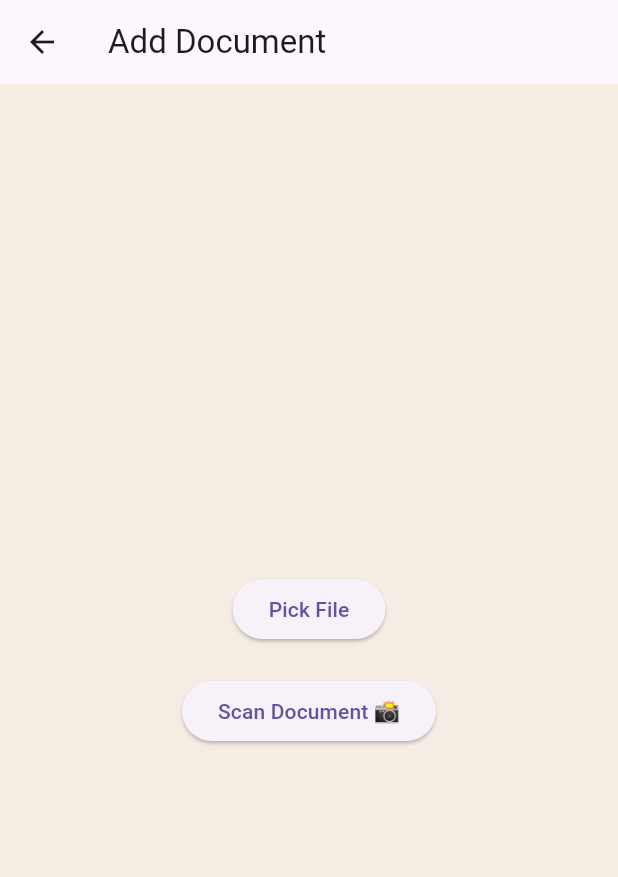
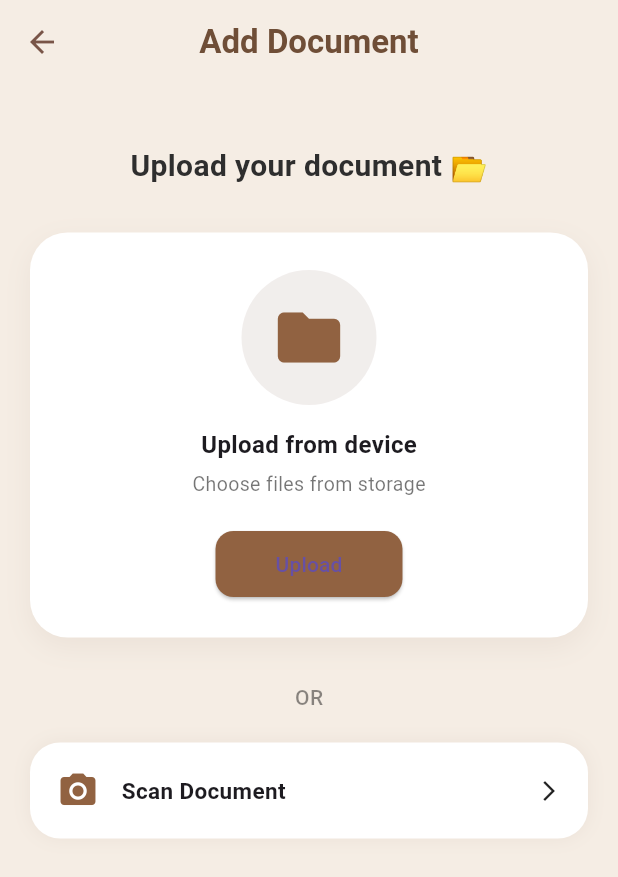
Before and after one commit to tanyagarg88/evidence-locker, a Flutter app: the screen it shows after launch, after a tap on the "add" icon, on a phone screen of 412 x 824 dp. Shown: the top 877 px of the screen. Run offline on Flutter 3.47's test engine with Material 3 defaults, Android fonts, the phone set to English and light mode, and no system bars; our stand-ins replace file_picker, hive, hive_flutter, image_picker, open_file; missing offline and left inert: google_mlkit_text_recognition; accounts and stored records are empty.

Commit message:
Enhanced document upload experience with improved UI and fixed data persistence iss

```diff
--- a/lib/screens/add_document_screen.dart
+++ b/lib/screens/add_document_screen.dart
@@ -115,21 +115,151 @@ class _AddDocumentScreenState extends State<AddDocumentScreen> {
   @override
   Widget build(BuildContext context) {
     return Scaffold(
+      backgroundColor: const Color(0xFFF5EDE4),
+
       appBar: AppBar(
-        title: const Text("Add Document"),
+        backgroundColor: Colors.transparent,
+        elevation: 0,
+        iconTheme: const IconThemeData(color: Colors.brown),
+        title: const Text(
+          "Add Document",
+          style: TextStyle(
+            color: Color(0xFF6F4E37),
+            fontWeight: FontWeight.bold,
+          ),
+        ),
+        centerTitle: true,
       ),
-      body: Center(
+
+      body: Padding(
+        padding: const EdgeInsets.all(20),
         child: Column(
-          mainAxisAlignment: MainAxisAlignment.center,
+          crossAxisAlignment: CrossAxisAlignment.center,
           children: [
-            ElevatedButton(
-              onPressed: pickFile,
-              child: const Text("Pick File"),
+
+            const SizedBox(height: 20),
+
+            const Text(
+              "Upload your document 📂",
+              style: TextStyle(
+                fontSize: 20,
+                fontWeight: FontWeight.w600,
+                color: Color(0xFF2E2E2E),
+              ),
             ),
+
+            const SizedBox(height: 30),
+            Container(
+              width: double.infinity,
+              padding: const EdgeInsets.all(25),
+              decoration: BoxDecoration(
+                color: Colors.white,
+                borderRadius: BorderRadius.circular(25),
+                boxShadow: [
+                  BoxShadow(
+                    color: Colors.brown.withOpacity(0.08),
+                    blurRadius: 15,
+                    offset: const Offset(0, 6),
+                  ),
+                ],
+              ),
+              child: Column(
+                children: [
+                  Container(
+                    padding: const EdgeInsets.all(20),
+                    decoration: BoxDecoration(
+                      color: Colors.brown.withOpacity(0.1),
+                      shape: BoxShape.circle,
+                    ),
+                    child: const Icon(
+                      Icons.folder,
+                      size: 50,
+                      color: Color(0xFF916241),
+                    ),
+                  ),
+
+                  const SizedBox(height: 15),
+
+                  const Text(
+                    "Upload from device",
+                    style: TextStyle(
+                      fontSize: 16,
+                      fontWeight: FontWeight.w600,
+                    ),
+                  ),
+
+                  const SizedBox(height: 5),
+
+                  const Text(
+                    "Choose files from storage",
+                    style: TextStyle(
+                      color: Colors.black54,
+                      fontSize: 13,
+                    ),
+                  ),
+
+                  const SizedBox(height: 20),
+                  ElevatedButton(
+                    onPressed: pickFile,
+                    style: ElevatedButton.styleFrom(
+                      backgroundColor: const Color(0xFF916241),
+                      padding: const EdgeInsets.symmetric(
+                          horizontal: 40, vertical: 12),
+                      shape: RoundedRectangleBorder(
+                        borderRadius: BorderRadius.circular(12),
+                      ),
+                    ),
+                    child: const Text("Upload"),
+                  ),
+                ],
+              ),
+            ),
+
+            const SizedBox(height: 30),
+
+            // OR TEXT
+            const Text(
+              "OR",
+              style: TextStyle(
+                color: Colors.black45,
+                fontWeight: FontWeight.w500,
+              ),
+            ),
+
             const SizedBox(height: 20),
-            ElevatedButton(
-              onPressed: scanDocument,
-              child: const Text("Scan Document 📸"),
+            GestureDetector(
+              onTap: scanDocument,
+              child: Container(
+                width: double.infinity,
+                padding: const EdgeInsets.all(18),
+                decoration: BoxDecoration(
+                  color: Colors.white,
+                  borderRadius: BorderRadius.circular(20),
+                  boxShadow: [
+                    BoxShadow(
+                      color: Colors.brown.withOpacity(0.08),
+                      blurRadius: 10,
+                    ),
+                  ],
+                ),
+                child: Row(
+                  children: [
+                    const Icon(Icons.camera_alt,
+                        color: Color(0xFF916241), size: 28),
+                    const SizedBox(width: 15),
+                    const Expanded(
+                      child: Text(
+                        "Scan Document",
+                        style: TextStyle(
+                          fontWeight: FontWeight.w600,
+                          fontSize: 15,
+                        ),
+                      ),
+                    ),
+                    const Icon(Icons.arrow_forward_ios, size: 16),
+                  ],
+                ),
+              ),
             ),
           ],
         ),
--- a/lib/screens/home_screen.dart
+++ b/lib/screens/home_screen.dart
@@ -23,11 +23,15 @@ class _HomeScreenState extends State<HomeScreen> {
   void loadDocuments() {
     final box = Hive.box('documentsBox');
 
+    final data = box.values
+        .map((e) => Map<String, String>.from(e))
+        .toList();
+
     setState(() {
-      documents = box.values
-          .map((e) => Map<String, String>.from(e))
-          .toList();
+      documents = data;
     });
+
+    print("DOCUMENTS LOADED: $documents");
   }
 
   @override
@@ -146,11 +150,13 @@ class _HomeScreenState extends State<HomeScreen> {
               builder: (context) => const AddDocumentScreen(),
             ),
           );
-          loadDocuments();
-
+          print("RESULT RECEIVED: $result");
           if (result != null) {
             final box = Hive.box('documentsBox');
-            box.add(result);
+            await box.add(result);
+            loadDocuments();
+          } else {
+            print("Result is NULL ❌");
           }
         },
         child: const Icon(Icons.add, color: Colors.white),
```
